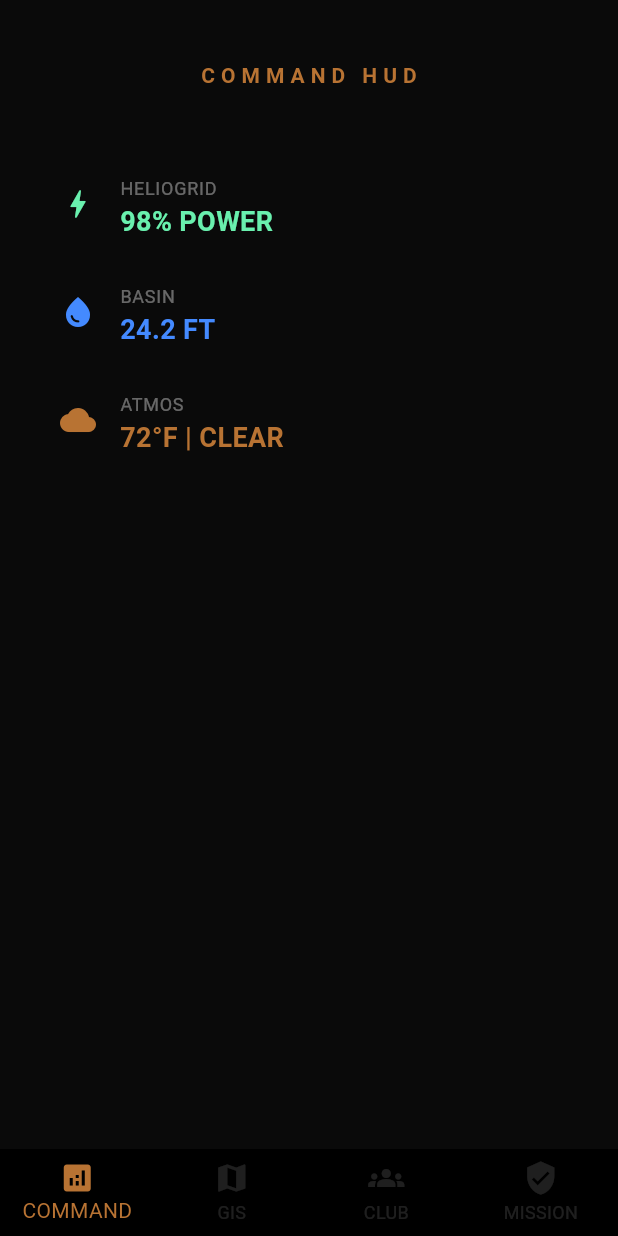
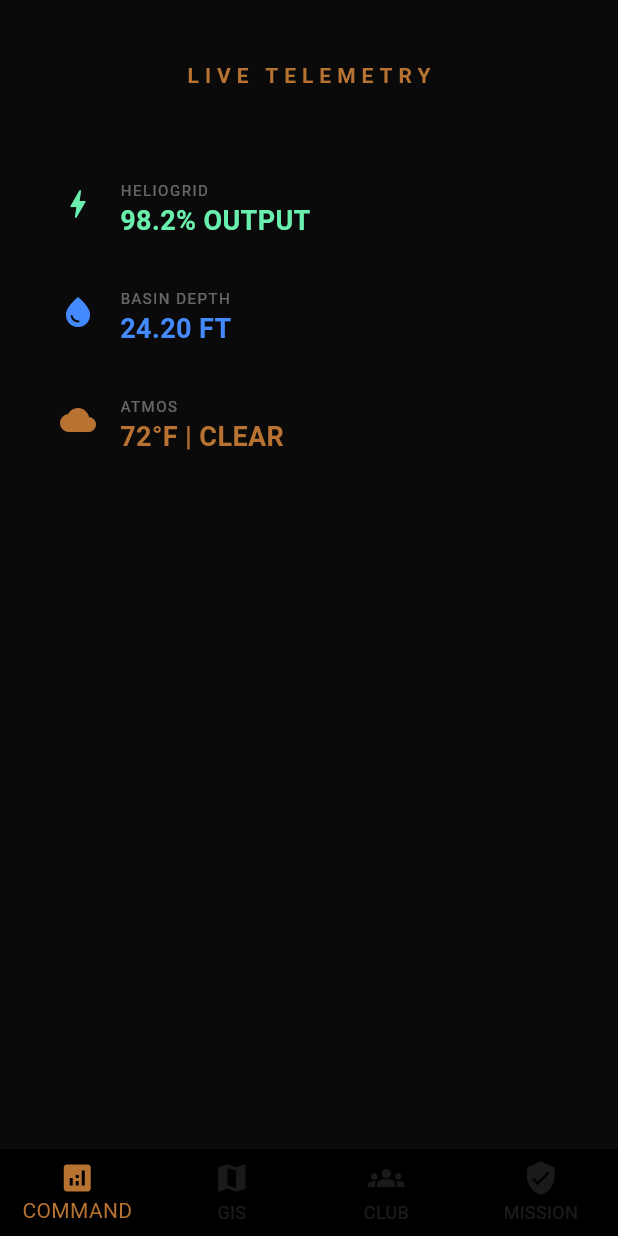
Before and after one commit to mrshumphrey3251-ai/HVF_NEXUS_CORE, a Flutter app: the screen it shows after launch, after a tap on "ENGAGE COMMAND", on a phone screen of 412 x 824 dp. Run offline on Flutter 3.47's test engine with Material 3 defaults, Android fonts, the light colour scheme and no system bars.

Commit message:
Update main.dart

```diff
--- a/lib/main.dart
+++ b/lib/main.dart
@@ -1,12 +1,11 @@
+import 'dart:async';
+import 'dart:math';
 import 'package:flutter/material.dart';
 
-void main() {
-  runApp(const HVFNexus());
-}
+void main() => runApp(const HVFNexus());
 
 class HVFNexus extends StatelessWidget {
   const HVFNexus({super.key});
-
   @override
   Widget build(BuildContext context) {
     return MaterialApp(
@@ -22,7 +21,6 @@ class HVFNexus extends StatelessWidget {
 
 class ExecutiveGate extends StatelessWidget {
   const ExecutiveGate({super.key});
-
   @override
   Widget build(BuildContext context) {
     return Scaffold(
@@ -35,16 +33,8 @@ class ExecutiveGate extends StatelessWidget {
             const Text("HVF NEXUS CORE", style: TextStyle(letterSpacing: 6, fontWeight: FontWeight.bold, fontSize: 18)),
             const SizedBox(height: 48),
             OutlinedButton(
-              style: OutlinedButton.styleFrom(
-                side: const BorderSide(color: Color(0xFFB87333)),
-                padding: const EdgeInsets.symmetric(horizontal: 32, vertical: 16),
-              ),
-              onPressed: () {
-                Navigator.pushReplacement(
-                  context,
-                  MaterialPageRoute(builder: (context) => const NexusBase()),
-                );
-              },
+              style: OutlinedButton.styleFrom(side: const BorderSide(color: Color(0xFFB87333)), padding: const EdgeInsets.symmetric(horizontal: 32, vertical: 16)),
+              onPressed: () => Navigator.pushReplacement(context, MaterialPageRoute(builder: (context) => const NexusBase())),
               child: const Text("ENGAGE COMMAND", style: TextStyle(color: Colors.white, letterSpacing: 2)),
             ),
           ],
@@ -56,20 +46,13 @@ class ExecutiveGate extends StatelessWidget {
 
 class NexusBase extends StatefulWidget {
   const NexusBase({super.key});
-
   @override
   State<NexusBase> createState() => _NexusBaseState();
 }
 
 class _NexusBaseState extends State<NexusBase> {
   int _selectedIndex = 0;
-
-  final List<Widget> _views = [
-    const CommandHUD(),
-    const SiteMapGIS(),
-    const SocialClubPortal(),
-    const MissionIntel(),
-  ];
+  final List<Widget> _views = [const CommandHUD(), const SiteMapGIS(), const SocialClubPortal(), const MissionIntel()];
 
   @override
   Widget build(BuildContext context) {
@@ -79,13 +62,9 @@ class _NexusBaseState extends State<NexusBase> {
         type: BottomNavigationBarType.fixed,
         backgroundColor: Colors.black,
         selectedItemColor: const Color(0xFFB87333),
-        unselectedItemColor: Colors.white12,
+        unselectedItemColor: Colors.white10,
         currentIndex: _selectedIndex,
-        onTap: (index) {
-          setState(() {
-            _selectedIndex = index;
-          });
-        },
+        onTap: (index) => setState(() => _selectedIndex = index),
         items: const [
           BottomNavigationBarItem(icon: Icon(Icons.analytics), label: 'COMMAND'),
           BottomNavigationBarItem(icon: Icon(Icons.map), label: 'GIS'),
@@ -97,8 +76,35 @@ class _NexusBaseState extends State<NexusBase> {
   }
 }
 
-class CommandHUD extends StatelessWidget {
+class CommandHUD extends StatefulWidget {
   const CommandHUD({super.key});
+  @override
+  State<CommandHUD> createState() => _CommandHUDState();
+}
+
+class _CommandHUDState extends State<CommandHUD> {
+  double power = 98.2;
+  double water = 24.2;
+  late Timer _timer;
+
+  @override
+  void initState() {
+    super.initState();
+    // THE PULSE: Updates every 3 seconds to simulate live sensor data
+    _timer = Timer.periodic(const Duration(seconds: 3), (timer) {
+      setState(() {
+        power = 97.0 + Random().nextDouble() * 3.0; // Flux between 97-100%
+        water = 24.1 + Random().nextDouble() * 0.2; // Minor ripple in basin
+      });
+    });
+  }
+
+  @override
+  void dispose() {
+    _timer.cancel();
+    super.dispose();
+  }
+
   @override
   Widget build(BuildContext context) {
     return Padding(
@@ -106,12 +112,10 @@ class CommandHUD extends StatelessWidget {
       child: Column(
         crossAxisAlignment: CrossAxisAlignment.start,
         children: [
-          const Center(
-            child: Text("COMMAND HUD", style: TextStyle(color: Color(0xFFB87333), letterSpacing: 4, fontWeight: FontWeight.bold)),
-          ),
+          const Center(child: Text("LIVE TELEMETRY", style: TextStyle(color: Color(0xFFB87333), letterSpacing: 4, fontWeight: FontWeight.bold))),
           const SizedBox(height: 40),
-          _statusTile("HELIOGRID", "98% POWER", Icons.bolt, Colors.greenAccent),
-          _statusTile("BASIN", "24.2 FT", Icons.water_drop, Colors.blueAccent),
+          _statusTile("HELIOGRID", "${power.toStringAsFixed(1)}% OUTPUT", Icons.bolt, Colors.greenAccent),
+          _statusTile("BASIN DEPTH", "${water.toStringAsFixed(2)} FT", Icons.water_drop, Colors.blueAccent),
           _statusTile("ATMOS", "72°F | CLEAR", Icons.cloud, const Color(0xFFB87333)),
         ],
       ),
@@ -122,44 +126,12 @@ class CommandHUD extends StatelessWidget {
     return ListTile(
       contentPadding: EdgeInsets.zero,
       leading: Icon(icon, color: color),
-      title: Text(title, style: const TextStyle(fontSize: 12, color: Colors.white38)),
+      title: Text(title, style: const TextStyle(fontSize: 10, color: Colors.white38, letterSpacing: 1)),
       subtitle: Text(val, style: TextStyle(fontSize: 18, color: color, fontWeight: FontWeight.bold)),
     );
   }
 }
 
-class SiteMapGIS extends StatelessWidget {
-  const SiteMapGIS({super.key});
-  @override
-  Widget build(BuildContext context) {
-    return const Center(
-      child: Text("GIS SATELLITE INTERFACE\n34.3323° N | 96.5056° W",
-        textAlign: TextAlign.center, style: TextStyle(color: Color(0xFFB87333), letterSpacing: 2)),
-    );
-  }
-}
-
-class SocialClubPortal extends StatelessWidget {
-  const SocialClubPortal({super.key});
-  @override
-  Widget build(BuildContext context) {
-    return const Center(
-      child: Text("SOCIAL CLUB REGISTRY\n[0 RESIDENTS FOUND]",
-        textAlign: TextAlign.center, style: TextStyle(color: Color(0xFFB87333), letterSpacing: 2)),
-    );
-  }
-}
-
-class MissionIntel extends StatelessWidget {
-  const MissionIntel({super.key});
-  @override
-  Widget build(BuildContext context) {
-    return const Padding(
-      padding: EdgeInsets.all(40.0),
-      child: Center(
-        child: Text("THE HUMPHREY CREED\n\nTo lead with honor, to build with purpose.",
-          textAlign: TextAlign.center, style: TextStyle(fontStyle: FontStyle.italic, color: Colors.white70)),
-      ),
-    );
-  }
-}
+class SiteMapGIS extends StatelessWidget { const SiteMapGIS({super.key}); @override Widget build(BuildContext context) { return const Center(child: Text("34.3323° N | 96.5056° W", style: TextStyle(color: Color(0xFFB87333)))); } }
+class SocialClubPortal extends StatelessWidget { const SocialClubPortal({super.key}); @override Widget build(BuildContext context) { return const Center(child: Text("CLUB REGISTRY", style: TextStyle(color: Color(0xFFB87333)))); } }
+class MissionIntel extends StatelessWidget { const MissionIntel({super.key}); @override Widget build(BuildContext context) { return const Center(child: Text("HVF CREED", style: TextStyle(color: Color(0xFFB87333)))); } }
```
